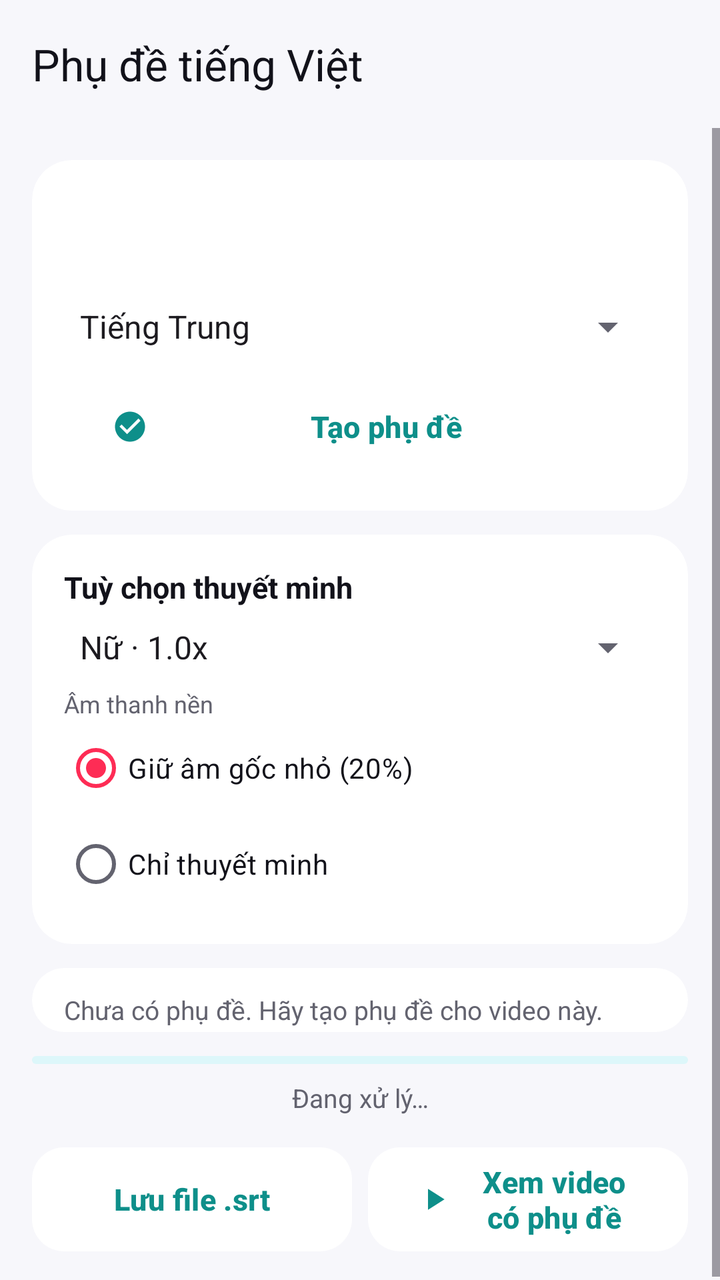
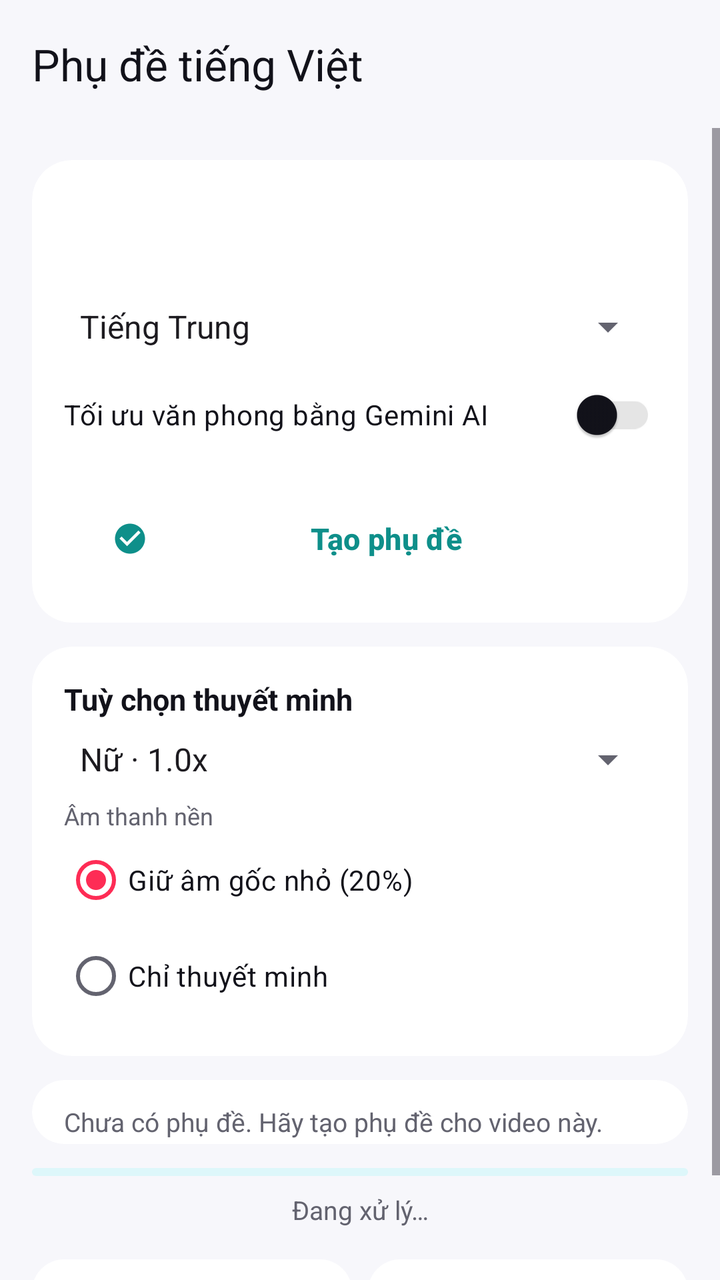

An Android layout rendered at two revisions. The XML below is the earlier revision; the diff shows what the commit changed to produce the second picture.
<!-- AndroidManifest.xml: application theme Theme.TT -->
<!-- res/layout/activity_subtitle.xml -->
<?xml version="1.0" encoding="utf-8"?>
<LinearLayout xmlns:android="http://schemas.android.com/apk/res/android"
    xmlns:app="http://schemas.android.com/apk/res-auto"
    android:layout_width="match_parent"
    android:layout_height="match_parent"
    android:background="@color/surface"
    android:orientation="vertical">

    <com.google.android.material.appbar.MaterialToolbar
        android:id="@+id/toolbar"
        android:layout_width="match_parent"
        android:layout_height="?attr/actionBarSize"
        android:background="@color/surface"
        app:title="@string/subtitle_section_title"
        app:titleTextColor="@color/text_primary" />

    <ScrollView
        android:layout_width="match_parent"
        android:layout_height="0dp"
        android:layout_weight="1"
        android:fillViewport="true">

        <LinearLayout
            android:layout_width="match_parent"
            android:layout_height="wrap_content"
            android:orientation="vertical"
            android:padding="@dimen/space_16">

            <com.google.android.material.card.MaterialCardView
                android:layout_width="match_parent"
                android:layout_height="wrap_content"
                style="@style/Widget.TT.Card">

                <LinearLayout
                    android:layout_width="match_parent"
                    android:layout_height="wrap_content"
                    android:orientation="vertical"
                    android:padding="@dimen/space_16">

                    <TextView
                        android:id="@+id/tvSubtitleVideoTitle"
                        android:layout_width="match_parent"
                        android:layout_height="wrap_content"
                        android:textColor="@color/text_primary"
                        android:textSize="16sp"
                        android:textStyle="bold" />

                    <TextView
                        android:id="@+id/tvSubtitleSource"
                        android:layout_width="match_parent"
                        android:layout_height="wrap_content"
                        android:layout_marginTop="@dimen/space_4"
                        android:textColor="@color/text_secondary"
                        android:textSize="13sp" />

                    <com.google.android.material.textfield.TextInputLayout
                        android:id="@+id/tilSubtitleLang"
                        style="@style/Widget.Material3.TextInputLayout.OutlinedBox.Dense"
                        android:layout_width="match_parent"
                        android:layout_height="wrap_content"
                        android:layout_marginTop="@dimen/space_12"
                        android:hint="@string/subtitle_language_source"
                        app:boxStrokeColor="@color/accent"
                        app:hintTextColor="@color/accent">

                        <Spinner
                            android:id="@+id/spinnerSubtitleLanguage"
                            android:layout_width="match_parent"
                            android:layout_height="wrap_content"
                            android:entries="@array/asr_languages"
                            android:textColor="@color/text_primary"
                            android:popupBackground="@color/surface" />
                    </com.google.android.material.textfield.TextInputLayout>

                    <com.google.android.material.button.MaterialButton
                        android:id="@+id/btnGenerateSubtitle"
                        style="@style/Widget.TT.Button.Tonal"
                        android:layout_width="match_parent"
                        android:layout_height="wrap_content"
                        android:layout_marginTop="@dimen/space_12"
                        android:text="@string/action_generate_subtitle"
                        app:icon="@drawable/ic_check_circle" />
                </LinearLayout>
            </com.google.android.material.card.MaterialCardView>

            <com.google.android.material.card.MaterialCardView
                android:id="@+id/cardNarrationOptions"
                android:layout_width="match_parent"
                android:layout_height="wrap_content"
                android:layout_marginTop="@dimen/space_12"
                style="@style/Widget.TT.Card">

                <LinearLayout
                    android:layout_width="match_parent"
                    android:layout_height="wrap_content"
                    android:orientation="vertical"
                    android:padding="@dimen/space_16">

                    <TextView
                        android:layout_width="wrap_content"
                        android:layout_height="wrap_content"
                        android:text="@string/narration_options_title"
                        android:textColor="@color/text_primary"
                        android:textSize="15sp"
                        android:textStyle="bold" />

                    <com.google.android.material.textfield.TextInputLayout
                        android:id="@+id/tilSubtitleVoice"
                        style="@style/Widget.Material3.TextInputLayout.OutlinedBox.Dense"
                        android:layout_width="match_parent"
                        android:layout_height="wrap_content"
                        android:layout_marginTop="@dimen/space_8"
                        android:hint="@string/voice_reading"
                        app:boxStrokeColor="@color/accent"
                        app:hintTextColor="@color/accent">

                        <Spinner
                            android:id="@+id/spinnerVoice"
                            android:layout_width="match_parent"
                            android:layout_height="wrap_content"
                            android:entries="@array/voice_options"
                            android:popupBackground="@color/surface"
                            android:textColor="@color/text_primary" />
                    </com.google.android.material.textfield.TextInputLayout>

                    <TextView
                        android:layout_width="wrap_content"
                        android:layout_height="wrap_content"
                        android:layout_marginTop="@dimen/space_8"
                        android:text="@string/background_audio"
                        android:textColor="@color/text_secondary"
                        android:textSize="12sp" />

                    <RadioGroup
                        android:id="@+id/rgBackground"
                        android:layout_width="match_parent"
                        android:layout_height="wrap_content"
                        android:orientation="vertical">

                        <RadioButton
                            android:id="@+id/rbKeepBackground"
                            android:layout_width="match_parent"
                            android:layout_height="wrap_content"
                            android:checked="true"
                            android:text="@string/background_keep"
                            android:textColor="@color/text_primary"
                            android:textSize="14sp" />

                        <RadioButton
                            android:id="@+id/rbNarrationOnly"
                            android:layout_width="match_parent"
                            android:layout_height="wrap_content"
                            android:text="@string/background_narration_only"
                            android:textColor="@color/text_primary"
                            android:textSize="14sp" />
                    </RadioGroup>
                </LinearLayout>
            </com.google.android.material.card.MaterialCardView>

            <com.google.android.material.card.MaterialCardView
                android:id="@+id/cardCues"
                android:layout_width="match_parent"
                android:layout_height="wrap_content"
                style="@style/Widget.TT.Card"
                android:layout_marginTop="@dimen/space_12">

                <TextView
                    android:layout_width="match_parent"
                    android:layout_height="wrap_content"
                    android:paddingStart="@dimen/space_16"
                    android:paddingTop="@dimen/space_12"
                    android:paddingEnd="@dimen/space_16"
                    android:text="@string/subtitle_cues_empty"
                    android:textColor="@color/text_secondary"
                    android:textSize="13sp" />

                <androidx.recyclerview.widget.RecyclerView
                    android:id="@+id/rvCues"
                    android:layout_width="match_parent"
                    android:layout_height="wrap_content"
                    android:layout_marginTop="@dimen/space_8"
                    android:layout_marginBottom="@dimen/space_12"
                    android:nestedScrollingEnabled="false"
                    android:clipToPadding="false"
                    android:paddingStart="@dimen/space_16"
                    android:paddingEnd="@dimen/space_16"
                    android:paddingBottom="@dimen/space_12" />
            </com.google.android.material.card.MaterialCardView>

            <com.google.android.material.progressindicator.LinearProgressIndicator
                android:id="@+id/pbSubtitle"
                android:layout_width="match_parent"
                android:layout_height="wrap_content"
                android:layout_marginTop="@dimen/space_12"
                android:indeterminate="true"
                android:max="100" />

            <TextView
                android:id="@+id/tvSubtitleStatus"
                android:layout_width="match_parent"
                android:layout_height="wrap_content"
                android:layout_marginTop="@dimen/space_8"
                android:gravity="center_horizontal"
                android:text="@string/subtitle_processing"
                android:textColor="@color/text_secondary"
                android:textSize="13sp" />

            <LinearLayout
                android:layout_width="match_parent"
                android:layout_height="wrap_content"
                android:layout_marginTop="@dimen/space_16"
                android:orientation="horizontal"
                android:gravity="center">

                <com.google.android.material.button.MaterialButton
                    android:id="@+id/btnSaveSrt"
                    style="@style/Widget.TT.Button.Tonal"
                    android:layout_width="0dp"
                    android:layout_height="wrap_content"
                    android:layout_weight="1"
                    android:text="@string/action_save_srt" />

                <com.google.android.material.button.MaterialButton
                    android:id="@+id/btnOpenPlayer"
                    style="@style/Widget.TT.Button.Tonal"
                    android:layout_width="0dp"
                    android:layout_height="wrap_content"
                    android:layout_weight="1"
                    android:layout_marginStart="@dimen/space_8"
                    android:text="@string/action_open_player"
                    app:icon="@drawable/ic_play_arrow" />
            </LinearLayout>

            <com.google.android.material.button.MaterialButton
                android:id="@+id/btnEditRawSrt"
                style="@style/Widget.TT.Button.Tonal"
                android:layout_width="match_parent"
                android:layout_height="wrap_content"
                android:layout_marginTop="@dimen/space_8"
                android:text="@string/action_edit_raw_srt"
                android:visibility="gone"
                app:icon="@drawable/ic_translate" />

            <com.google.android.material.button.MaterialButton
                android:id="@+id/btnCreateNarration"
                style="@style/Widget.TT.Button.Tonal"
                android:layout_width="match_parent"
                android:layout_height="wrap_content"
                android:layout_marginTop="@dimen/space_8"
                android:text="@string/action_create_narration"
                android:visibility="gone"
                app:icon="@drawable/ic_translate" />

            <com.google.android.material.button.MaterialButton
                android:id="@+id/btnOpenDub"
                style="@style/Widget.TT.Button.Primary"
                android:layout_width="match_parent"
                android:layout_height="wrap_content"
                android:layout_marginTop="@dimen/space_8"
                android:text="@string/action_open_dub"
                android:visibility="gone"
                app:icon="@drawable/ic_play_arrow" />
        </LinearLayout>
    </ScrollView>
</LinearLayout>
<!-- resources referenced by this layout -->
<resources>
  <string-array name="asr_languages">
          <item value="zh">Tiếng Trung</item>
          <item value="en">Tiếng Anh</item>
          <item value="vi">Tiếng Việt</item>
      </string-array>
  <string-array name="voice_options">
          <item>Nữ · 1.0x</item>
          <item>Nam · 1.0x</item>
          <item>Nữ · 1.25x</item>
          <item>Nam · 1.25x</item>
      </string-array>
  <color name="accent">#FF0E8F8A</color>
  <color name="surface">#FFF7F7FB</color>
  <color name="text_primary">#FF12121A</color>
  <color name="text_secondary">#FF63636F</color>
  <dimen name="space_12">12dp</dimen>
  <dimen name="space_16">16dp</dimen>
  <dimen name="space_4">4dp</dimen>
  <dimen name="space_8">8dp</dimen>
  <!-- drawable ic_check_circle (drawable) -->
  <vector xmlns:android="http://schemas.android.com/apk/res/android"
      android:width="24dp"
      android:height="24dp"
      android:viewportWidth="24"
      android:viewportHeight="24">
      <path
          android:fillColor="#FFFFFFFF"
          android:pathData="M12,2C6.48,2 2,6.48 2,12s4.48,10 10,10 10,-4.48 10,-10S17.52,2 12,2zM10,17l-5,-5 1.41,-1.41L10,14.17l7.59,-7.59L19,8l-9,9z" />
  </vector>
  <!-- drawable ic_play_arrow (drawable) -->
  <vector xmlns:android="http://schemas.android.com/apk/res/android"
      android:width="24dp"
      android:height="24dp"
      android:viewportWidth="24"
      android:viewportHeight="24">
      <path
          android:fillColor="#FFFFFFFF"
          android:pathData="M8,5v14l11,-7z" />
  </vector>
  <string name="action_create_narration">Tạo thuyết minh</string>
  <string name="action_edit_raw_srt">Xem / sửa nội dung .srt</string>
  <string name="action_generate_subtitle">Tạo phụ đề</string>
  <string name="action_open_dub">Nghe bản thuyết minh</string>
  <string name="action_open_player">Xem video có phụ đề</string>
  <string name="action_save_srt">Lưu file .srt</string>
  <string name="background_audio">Âm thanh nền</string>
  <string name="background_keep">Giữ âm gốc nhỏ (20%)</string>
  <string name="background_narration_only">Chỉ thuyết minh</string>
  <string name="narration_options_title">Tuỳ chọn thuyết minh</string>
  <string name="subtitle_cues_empty">Chưa có phụ đề. Hãy tạo phụ đề cho video này.</string>
  <string name="subtitle_language_source">Ngôn ngữ video</string>
  <string name="subtitle_processing">Đang xử lý…</string>
  <string name="subtitle_section_title">Phụ đề tiếng Việt</string>
  <string name="voice_reading">Giọng đọc</string>
  <style name="Widget.TT.Button.Tonal" parent="Widget.Material3.Button.TonalButton">
          <item name="android:minHeight">@dimen/button_height</item>
          <item name="android:insetTop">0dp</item>
          <item name="android:insetBottom">0dp</item>
          <item name="android:textStyle">bold</item>
          <item name="android:textSize">15sp</item>
          <item name="android:textColor">@color/accent</item>
          <item name="backgroundTint">@color/surface_variant</item>
          <item name="cornerRadius">@dimen/radius_medium</item>
          <item name="iconTint">@color/accent</item>
      </style>
  <style name="Widget.TT.Card" parent="Widget.Material3.CardView.Filled">
          <item name="cardBackgroundColor">@color/surface_variant</item>
          <item name="cardCornerRadius">@dimen/radius_large</item>
          <item name="cardElevation">0dp</item>
          <item name="strokeWidth">0dp</item>
          <item name="rippleColor">@color/accent_soft</item>
      </style>
  <dimen name="button_height">52dp</dimen>
  <color name="white">#FFFFFFFF</color>
  <color name="tt_red">#FFFE2C55</color>
  <dimen name="radius_medium">16dp</dimen>
  <color name="surface_variant">#FFFFFFFF</color>
  <dimen name="radius_large">20dp</dimen>
  <color name="accent_soft">#1F25F4EE</color>
  <color name="tt_red_soft">#1FFE2C55</color>
  <color name="tt_black">#FF0B0B12</color>
  <color name="divider">#1A000000</color>
  <color name="error">#FFB3261E</color>
  <!-- unchanged entries left out for length: 3 -->
</resources>

<!-- the commit's change to res/layout/activity_subtitle.xml (unified diff, before → after) -->
@@ -71,6 +71,15 @@
                             android:textColor="@color/text_primary"
                             android:popupBackground="@color/surface" />
                     </com.google.android.material.textfield.TextInputLayout>
+
+                    <com.google.android.material.switchmaterial.SwitchMaterial
+                        android:id="@+id/switchUseGemini"
+                        android:layout_width="match_parent"
+                        android:layout_height="wrap_content"
+                        android:layout_marginTop="@dimen/space_8"
+                        android:text="@string/subtitle_use_gemini"
+                        android:textColor="@color/text_primary"
+                        android:textSize="14sp" />
 
                     <com.google.android.material.button.MaterialButton
                         android:id="@+id/btnGenerateSubtitle"
<!-- resource entries referenced after the edit -->
@@ -53,6 +53,7 @@
   <string name="subtitle_language_source">Ngôn ngữ video</string>
   <string name="subtitle_processing">Đang xử lý…</string>
   <string name="subtitle_section_title">Phụ đề tiếng Việt</string>
+  <string name="subtitle_use_gemini">Tối ưu văn phong bằng Gemini AI</string>
   <string name="voice_reading">Giọng đọc</string>
   <style name="Widget.TT.Button.Tonal" parent="Widget.Material3.Button.TonalButton">
           <item name="android:minHeight">@dimen/button_height</item>
